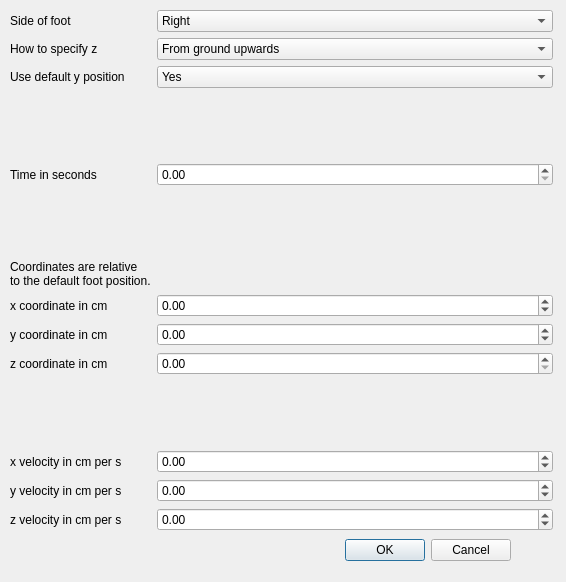
This is ros1/src/gaits/march_rqt_gait_generator/resource/inverse_kinematics_pop_up.ui in project-march/ProjectMarch as Qt 5 draws it before an edit. The edited form follows.
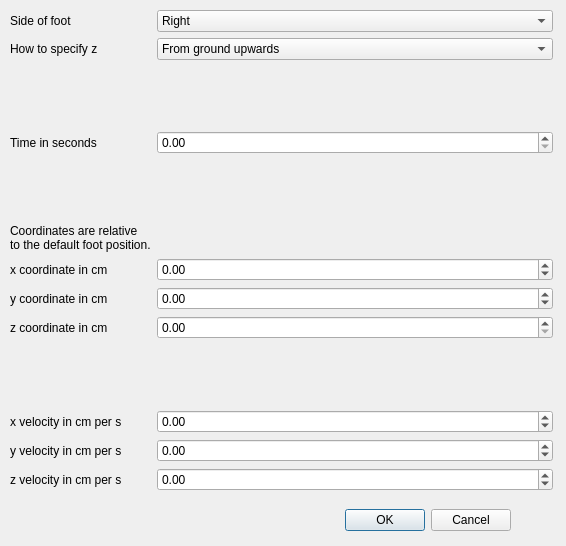
This is the edited form.

Commit message: Remove redundant Use default Y and add comment explaining conversion

What changed in the file:
```diff
--- a/ros1/src/gaits/march_rqt_gait_generator/resource/inverse_kinematics_pop_up.ui
+++ b/ros1/src/gaits/march_rqt_gait_generator/resource/inverse_kinematics_pop_up.ui
@@ -7,7 +7,7 @@
     <x>0</x>
     <y>0</y>
     <width>566</width>
-    <height>582</height>
+    <height>546</height>
    </rect>
   </property>
   <property name="windowTitle">
@@ -17,7 +17,7 @@
    <property name="geometry">
     <rect>
      <x>290</x>
-     <y>530</y>
+     <y>500</y>
      <width>221</width>
      <height>41</height>
     </rect>
@@ -35,7 +35,7 @@
      <x>10</x>
      <y>10</y>
      <width>543</width>
-     <height>521</height>
+     <height>481</height>
     </rect>
    </property>
    <layout class="QFormLayout" name="formLayout">
@@ -99,37 +99,7 @@
       </item>
      </widget>
     </item>
-    <item row="2" column="0">
-     <widget class="QLabel" name="useDefaultYLabel">
-      <property name="text">
-       <string>Use default y position</string>
-      </property>
-     </widget>
-    </item>
     <item row="2" column="1">
-     <widget class="QComboBox" name="useDefaultYComboBox">
-      <property name="editable">
-       <bool>false</bool>
-      </property>
-      <property name="currentText">
-       <string>Yes</string>
-      </property>
-      <property name="insertPolicy">
-       <enum>QComboBox::InsertAtBottom</enum>
-      </property>
-      <item>
-       <property name="text">
-        <string>Yes</string>
-       </property>
-      </item>
-      <item>
-       <property name="text">
-        <string>No</string>
-       </property>
-      </item>
-     </widget>
-    </item>
-    <item row="3" column="1">
      <spacer name="verticalSpacer">
       <property name="orientation">
        <enum>Qt::Vertical</enum>
@@ -142,17 +112,17 @@
       </property>
      </spacer>
     </item>
-    <item row="4" column="0">
+    <item row="3" column="0">
      <widget class="QLabel" name="timeLabel">
       <property name="text">
        <string>Time in seconds</string>
       </property>
      </widget>
     </item>
-    <item row="4" column="1">
+    <item row="3" column="1">
      <widget class="QDoubleSpinBox" name="timeSpinBox"/>
     </item>
-    <item row="5" column="1">
+    <item row="4" column="1">
      <spacer name="verticalSpacer_3">
       <property name="orientation">
        <enum>Qt::Vertical</enum>
@@ -165,7 +135,7 @@
       </property>
      </spacer>
     </item>
-    <item row="6" column="0">
+    <item row="5" column="0">
      <widget class="QLabel" name="coordinateExplanationLabel">
       <property name="text">
        <string>Coordinates are relative 
@@ -176,45 +146,45 @@
       </property>
      </widget>
     </item>
-    <item row="7" column="0">
+    <item row="6" column="0">
      <widget class="QLabel" name="xCoordinateLabel">
       <property name="text">
        <string>x coordinate in cm</string>
       </property>
      </widget>
     </item>
-    <item row="7" column="1">
+    <item row="6" column="1">
      <widget class="QDoubleSpinBox" name="xCoordinateSpinBox">
       <property name="minimum">
        <double>-99.989999999999995</double>
       </property>
      </widget>
     </item>
-    <item row="8" column="0">
+    <item row="7" column="0">
      <widget class="QLabel" name="yCoordinateLabel">
       <property name="text">
        <string>y coordinate in cm</string>
       </property>
      </widget>
     </item>
-    <item row="8" column="1">
+    <item row="7" column="1">
      <widget class="QDoubleSpinBox" name="yCoordinateSpinBox">
       <property name="minimum">
        <double>-99.989999999999995</double>
       </property>
      </widget>
     </item>
-    <item row="9" column="0">
+    <item row="8" column="0">
      <widget class="QLabel" name="zCoordinateLabel">
       <property name="text">
        <string>z coordinate in cm</string>
       </property>
      </widget>
     </item>
-    <item row="9" column="1">
+    <item row="8" column="1">
      <widget class="QDoubleSpinBox" name="zCoordinateSpinBox"/>
     </item>
-    <item row="10" column="1">
+    <item row="9" column="1">
      <spacer name="verticalSpacer_2">
       <property name="orientation">
        <enum>Qt::Vertical</enum>
@@ -227,35 +197,35 @@
       </property>
      </spacer>
     </item>
-    <item row="11" column="0">
+    <item row="10" column="0">
      <widget class="QLabel" name="xVelocityLabel">
       <property name="text">
        <string>x velocity in cm per s</string>
       </property>
      </widget>
     </item>
-    <item row="11" column="1">
+    <item row="10" column="1">
      <widget class="QDoubleSpinBox" name="xVelocitySpinBox">
       <property name="minimum">
        <double>-99.989999999999995</double>
       </property>
      </widget>
     </item>
-    <item row="12" column="0">
+    <item row="11" column="0">
      <widget class="QLabel" name="yVelocityLabel">
       <property name="text">
        <string>y velocity in cm per s</string>
       </property>
      </widget>
     </item>
-    <item row="12" column="1">
+    <item row="11" column="1">
      <widget class="QDoubleSpinBox" name="yVelocitySpinBox">
       <property name="minimum">
        <double>-99.989999999999995</double>
       </property>
      </widget>
     </item>
-    <item row="13" column="0">
+    <item row="12" column="0">
      <widget class="QLabel" name="zVelocityLabel">
       <property name="frameShape">
        <enum>QFrame::NoFrame</enum>
@@ -265,7 +235,7 @@
       </property>
      </widget>
     </item>
-    <item row="13" column="1">
+    <item row="12" column="1">
      <widget class="QDoubleSpinBox" name="zVelocitySpinBox">
       <property name="minimum">
        <double>-99.989999999999995</double>
```
The commit also changes 1 other file.
